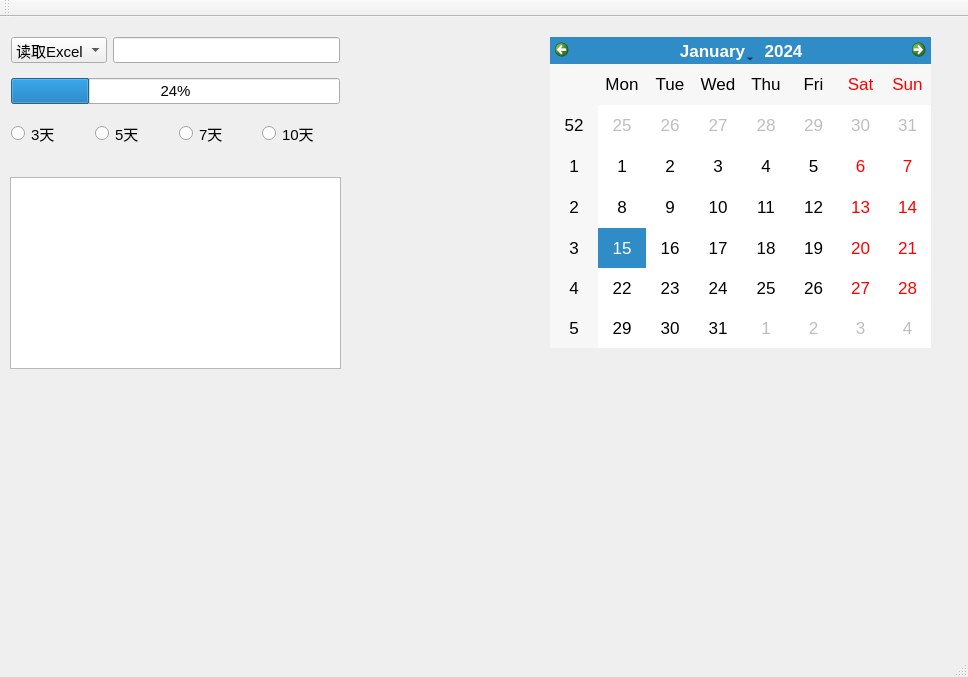
Before: the Qt Designer form 01-Qt-creator-quick-start/QtAppDemo/ProScheCon/mainwindow.ui in WeiMuYang/qtcreator-study-202104, drawn with Qt 5.
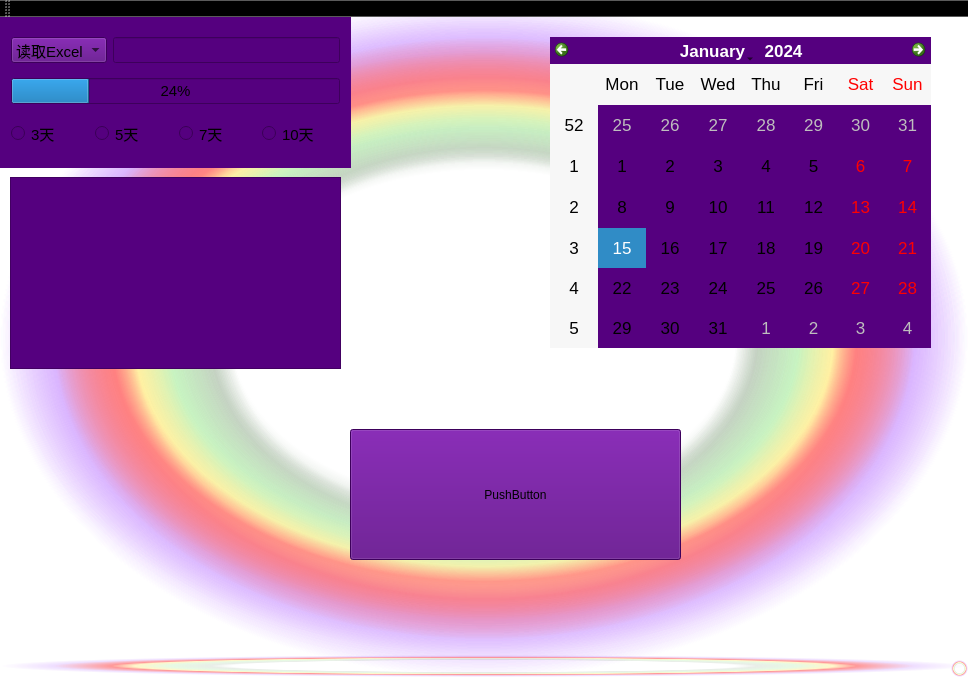
After: the same form once the commit is applied.

```diff
--- a/01-Qt-creator-quick-start/QtAppDemo/ProScheCon/mainwindow.ui
+++ b/01-Qt-creator-quick-start/QtAppDemo/ProScheCon/mainwindow.ui
@@ -13,6 +13,14 @@
   <property name="windowTitle">
    <string>MainWindow</string>
   </property>
+  <property name="autoFillBackground">
+   <bool>false</bool>
+  </property>
+  <property name="styleSheet">
+   <string notr="true">background-color: qlineargradient(spread:pad, x1:0, y1:0, x2:1, y2:0, stop:0 rgba(0, 0, 0, 255), stop:1 rgba(255, 255, 255, 255));
+background-color: qradialgradient(spread:pad, cx:0.5, cy:0.5, radius:0.5, fx:0.5, fy:0.5, stop:0 rgba(0, 0, 0, 0), stop:0.52 rgba(0, 0, 0, 0), stop:0.565 rgba(82, 121, 76, 33), stop:0.65 rgba(159, 235, 148, 64), stop:0.721925 rgba(255, 238, 150, 129), stop:0.77 rgba(255, 128, 128, 204), stop:0.89 rgba(191, 128, 255, 64), stop:1 rgba(0, 0, 0, 0));
+</string>
+  </property>
   <widget class="QWidget" name="centralWidget">
    <widget class="QCalendarWidget" name="calendarWidget">
     <property name="geometry">
@@ -28,6 +36,14 @@
       <pointsize>13</pointsize>
      </font>
     </property>
+    <property name="styleSheet">
+     <string>background-color: qlineargradient(spread:pad, x1:0, y1:0, x2:0, y2:1, stop:0 rgba(255, 0, 0, 255), stop:0.339795 rgba(255, 0, 0, 255), stop:0.339799 rgba(255, 255, 255, 255), stop:0.662444 rgba(255, 255, 255, 255), stop:0.662469 rgba(0, 0, 255, 255), stop:1 rgba(0, 0, 255, 255));
+background-color: rgb(255, 255, 255);
+background-color: qlineargradient(spread:pad, x1:0, y1:0, x2:0, y2:1, stop:0 rgba(255, 0, 0, 255), stop:0.339795 rgba(255, 0, 0, 255), stop:0.339799 rgba(255, 255, 255, 255), stop:0.662444 rgba(255, 255, 255, 255), stop:0.662469 rgba(0, 0, 255, 255), stop:1 rgba(0, 0, 255, 255));
+background-color: rgb(255, 255, 255);
+background-color: qconicalgradient(cx:0.5, cy:0.5, angle:0, stop:0 rgba(255, 255, 255, 255), stop:0.373979 rgba(255, 255, 255, 255), stop:0.373991 rgba(33, 30, 255, 255), stop:0.624018 rgba(33, 30, 255, 255), stop:0.624043 rgba(255, 0, 0, 255), stop:1 rgba(255, 0, 0, 255));
+background-color: rgb(85, 0, 127);</string>
+    </property>
    </widget>
    <widget class="QWidget" name="verticalLayoutWidget">
     <property name="geometry">
@@ -38,6 +54,14 @@
       <height>151</height>
      </rect>
     </property>
+    <property name="styleSheet">
+     <string>background-color: qlineargradient(spread:pad, x1:0, y1:0, x2:0, y2:1, stop:0 rgba(255, 0, 0, 255), stop:0.339795 rgba(255, 0, 0, 255), stop:0.339799 rgba(255, 255, 255, 255), stop:0.662444 rgba(255, 255, 255, 255), stop:0.662469 rgba(0, 0, 255, 255), stop:1 rgba(0, 0, 255, 255));
+background-color: rgb(255, 255, 255);
+background-color: qlineargradient(spread:pad, x1:0, y1:0, x2:0, y2:1, stop:0 rgba(255, 0, 0, 255), stop:0.339795 rgba(255, 0, 0, 255), stop:0.339799 rgba(255, 255, 255, 255), stop:0.662444 rgba(255, 255, 255, 255), stop:0.662469 rgba(0, 0, 255, 255), stop:1 rgba(0, 0, 255, 255));
+background-color: rgb(255, 255, 255);
+background-color: qconicalgradient(cx:0.5, cy:0.5, angle:0, stop:0 rgba(255, 255, 255, 255), stop:0.373979 rgba(255, 255, 255, 255), stop:0.373991 rgba(33, 30, 255, 255), stop:0.624018 rgba(33, 30, 255, 255), stop:0.624043 rgba(255, 0, 0, 255), stop:1 rgba(255, 0, 0, 255));
+background-color: rgb(85, 0, 127);</string>
+    </property>
     <layout class="QVBoxLayout" name="verticalLayout">
      <item>
       <layout class="QHBoxLayout" name="horizontalLayout">
@@ -48,6 +72,12 @@
            <pointsize>11</pointsize>
           </font>
          </property>
+         <property name="styleSheet">
+          <string notr="true">background-color: qlineargradient(spread:pad, x1:0, y1:0, x2:0, y2:1, stop:0 rgba(255, 0, 0, 255), stop:0.339795 rgba(255, 0, 0, 255), stop:0.339799 rgba(255, 255, 255, 255), stop:0.662444 rgba(255, 255, 255, 255), stop:0.662469 rgba(0, 0, 255, 255), stop:1 rgba(0, 0, 255, 255));
+background-color: rgb(255, 255, 255);
+background-color: qconicalgradient(cx:0.5, cy:0.5, angle:0, stop:0 rgba(255, 255, 255, 255), stop:0.373979 rgba(255, 255, 255, 255), stop:0.373991 rgba(33, 30, 255, 255), stop:0.624018 rgba(33, 30, 255, 255), stop:0.624043 rgba(255, 0, 0, 255), stop:1 rgba(255, 0, 0, 255));
+background-color: rgb(85, 0, 127);</string>
+         </property>
          <item>
           <property name="text">
            <string>读取Excel</string>
@@ -67,6 +97,13 @@
            <pointsize>11</pointsize>
           </font>
          </property>
+         <property name="styleSheet">
+          <string notr="true">background-color: qlineargradient(spread:pad, x1:0, y1:0, x2:0, y2:1, stop:0 rgba(255, 0, 0, 255), stop:0.339795 rgba(255, 0, 0, 255), stop:0.339799 rgba(255, 255, 255, 255), stop:0.662444 rgba(255, 255, 255, 255), stop:0.662469 rgba(0, 0, 255, 255), stop:1 rgba(0, 0, 255, 255));
+background-color: qradialgradient(spread:pad, cx:0.5, cy:0.5, radius:0.5, fx:0.5, fy:0.5, stop:0 rgba(0, 0, 0, 255), stop:0.19397 rgba(0, 0, 0, 255), stop:0.202312 rgba(122, 97, 0, 255), stop:0.495514 rgba(76, 58, 0, 255), stop:0.504819 rgba(255, 255, 255, 255), stop:0.79 rgba(255, 255, 255, 255), stop:1 rgba(255, 158, 158, 255));
+background-color: rgb(255, 255, 255);
+background-color: qconicalgradient(cx:0.5, cy:0.5, angle:0, stop:0 rgba(255, 255, 255, 255), stop:0.373979 rgba(255, 255, 255, 255), stop:0.373991 rgba(33, 30, 255, 255), stop:0.624018 rgba(33, 30, 255, 255), stop:0.624043 rgba(255, 0, 0, 255), stop:1 rgba(255, 0, 0, 255));
+background-color: rgb(85, 0, 127);</string>
+         </property>
         </widget>
        </item>
       </layout>
@@ -80,6 +117,12 @@
            <pointsize>11</pointsize>
           </font>
          </property>
+         <property name="styleSheet">
+          <string>background-color: qlineargradient(spread:pad, x1:0, y1:0, x2:0, y2:1, stop:0 rgba(255, 0, 0, 255), stop:0.339795 rgba(255, 0, 0, 255), stop:0.339799 rgba(255, 255, 255, 255), stop:0.662444 rgba(255, 255, 255, 255), stop:0.662469 rgba(0, 0, 255, 255), stop:1 rgba(0, 0, 255, 255));
+background-color: rgb(255, 255, 255);
+background-color: qconicalgradient(cx:0.5, cy:0.5, angle:0, stop:0 rgba(255, 255, 255, 255), stop:0.373979 rgba(255, 255, 255, 255), stop:0.373991 rgba(33, 30, 255, 255), stop:0.624018 rgba(33, 30, 255, 255), stop:0.624043 rgba(255, 0, 0, 255), stop:1 rgba(255, 0, 0, 255));
+background-color: rgb(85, 0, 127);</string>
+         </property>
          <property name="value">
           <number>24</number>
          </property>
@@ -96,6 +139,12 @@
            <pointsize>11</pointsize>
           </font>
          </property>
+         <property name="styleSheet">
+          <string>background-color: qlineargradient(spread:pad, x1:0, y1:0, x2:0, y2:1, stop:0 rgba(255, 0, 0, 255), stop:0.339795 rgba(255, 0, 0, 255), stop:0.339799 rgba(255, 255, 255, 255), stop:0.662444 rgba(255, 255, 255, 255), stop:0.662469 rgba(0, 0, 255, 255), stop:1 rgba(0, 0, 255, 255));
+background-color: rgb(255, 255, 255);
+background-color: qconicalgradient(cx:0.5, cy:0.5, angle:0, stop:0 rgba(255, 255, 255, 255), stop:0.373979 rgba(255, 255, 255, 255), stop:0.373991 rgba(33, 30, 255, 255), stop:0.624018 rgba(33, 30, 255, 255), stop:0.624043 rgba(255, 0, 0, 255), stop:1 rgba(255, 0, 0, 255));
+background-color: rgb(85, 0, 127);</string>
+         </property>
          <property name="text">
           <string>3天</string>
          </property>
@@ -108,6 +157,12 @@
            <pointsize>11</pointsize>
           </font>
          </property>
+         <property name="styleSheet">
+          <string>background-color: qlineargradient(spread:pad, x1:0, y1:0, x2:0, y2:1, stop:0 rgba(255, 0, 0, 255), stop:0.339795 rgba(255, 0, 0, 255), stop:0.339799 rgba(255, 255, 255, 255), stop:0.662444 rgba(255, 255, 255, 255), stop:0.662469 rgba(0, 0, 255, 255), stop:1 rgba(0, 0, 255, 255));
+background-color: rgb(255, 255, 255);
+background-color: qconicalgradient(cx:0.5, cy:0.5, angle:0, stop:0 rgba(255, 255, 255, 255), stop:0.373979 rgba(255, 255, 255, 255), stop:0.373991 rgba(33, 30, 255, 255), stop:0.624018 rgba(33, 30, 255, 255), stop:0.624043 rgba(255, 0, 0, 255), stop:1 rgba(255, 0, 0, 255));
+background-color: rgb(85, 0, 127);</string>
+         </property>
          <property name="text">
           <string>5天</string>
          </property>
@@ -120,6 +175,12 @@
            <pointsize>11</pointsize>
           </font>
          </property>
+         <property name="styleSheet">
+          <string>background-color: qlineargradient(spread:pad, x1:0, y1:0, x2:0, y2:1, stop:0 rgba(255, 0, 0, 255), stop:0.339795 rgba(255, 0, 0, 255), stop:0.339799 rgba(255, 255, 255, 255), stop:0.662444 rgba(255, 255, 255, 255), stop:0.662469 rgba(0, 0, 255, 255), stop:1 rgba(0, 0, 255, 255));
+background-color: rgb(255, 255, 255);
+background-color: qconicalgradient(cx:0.5, cy:0.5, angle:0, stop:0 rgba(255, 255, 255, 255), stop:0.373979 rgba(255, 255, 255, 255), stop:0.373991 rgba(33, 30, 255, 255), stop:0.624018 rgba(33, 30, 255, 255), stop:0.624043 rgba(255, 0, 0, 255), stop:1 rgba(255, 0, 0, 255));
+background-color: rgb(85, 0, 127);</string>
+         </property>
          <property name="text">
           <string>7天</string>
          </property>
@@ -132,6 +193,12 @@
            <pointsize>11</pointsize>
           </font>
          </property>
+         <property name="styleSheet">
+          <string>background-color: qlineargradient(spread:pad, x1:0, y1:0, x2:0, y2:1, stop:0 rgba(255, 0, 0, 255), stop:0.339795 rgba(255, 0, 0, 255), stop:0.339799 rgba(255, 255, 255, 255), stop:0.662444 rgba(255, 255, 255, 255), stop:0.662469 rgba(0, 0, 255, 255), stop:1 rgba(0, 0, 255, 255));
+background-color: rgb(255, 255, 255);
+background-color: qconicalgradient(cx:0.5, cy:0.5, angle:0, stop:0 rgba(255, 255, 255, 255), stop:0.373979 rgba(255, 255, 255, 255), stop:0.373991 rgba(33, 30, 255, 255), stop:0.624018 rgba(33, 30, 255, 255), stop:0.624043 rgba(255, 0, 0, 255), stop:1 rgba(255, 0, 0, 255));
+background-color: rgb(85, 0, 127);</string>
+         </property>
          <property name="text">
           <string>10天</string>
          </property>
@@ -149,6 +216,35 @@
       <width>331</width>
       <height>192</height>
      </rect>
+    </property>
+    <property name="styleSheet">
+     <string notr="true">background-color: qlineargradient(spread:pad, x1:0, y1:0, x2:0, y2:1, stop:0 rgba(255, 0, 0, 255), stop:0.339795 rgba(255, 0, 0, 255), stop:0.339799 rgba(255, 255, 255, 255), stop:0.662444 rgba(255, 255, 255, 255), stop:0.662469 rgba(0, 0, 255, 255), stop:1 rgba(0, 0, 255, 255));
+background-color: rgb(255, 255, 255);
+background-color: qlineargradient(spread:pad, x1:0, y1:0, x2:0, y2:1, stop:0 rgba(255, 0, 0, 255), stop:0.339795 rgba(255, 0, 0, 255), stop:0.339799 rgba(255, 255, 255, 255), stop:0.662444 rgba(255, 255, 255, 255), stop:0.662469 rgba(0, 0, 255, 255), stop:1 rgba(0, 0, 255, 255));
+background-color: rgb(255, 255, 255);
+background-color: qconicalgradient(cx:0.5, cy:0.5, angle:0, stop:0 rgba(255, 255, 255, 255), stop:0.373979 rgba(255, 255, 255, 255), stop:0.373991 rgba(33, 30, 255, 255), stop:0.624018 rgba(33, 30, 255, 255), stop:0.624043 rgba(255, 0, 0, 255), stop:1 rgba(255, 0, 0, 255));
+background-color: rgb(85, 0, 127);</string>
+    </property>
+   </widget>
+   <widget class="QPushButton" name="pushButton">
+    <property name="geometry">
+     <rect>
+      <x>350</x>
+      <y>412</y>
+      <width>331</width>
+      <height>131</height>
+     </rect>
+    </property>
+    <property name="styleSheet">
+     <string notr="true">background-color: qlineargradient(spread:pad, x1:0, y1:0, x2:0, y2:1, stop:0 rgba(255, 0, 0, 255), stop:0.339795 rgba(255, 0, 0, 255), stop:0.339799 rgba(255, 255, 255, 255), stop:0.662444 rgba(255, 255, 255, 255), stop:0.662469 rgba(0, 0, 255, 255), stop:1 rgba(0, 0, 255, 255));
+background-color: rgb(255, 255, 255);
+background-color: qlineargradient(spread:pad, x1:0, y1:0, x2:0, y2:1, stop:0 rgba(255, 0, 0, 255), stop:0.339795 rgba(255, 0, 0, 255), stop:0.339799 rgba(255, 255, 255, 255), stop:0.662444 rgba(255, 255, 255, 255), stop:0.662469 rgba(0, 0, 255, 255), stop:1 rgba(0, 0, 255, 255));
+background-color: rgb(255, 255, 255);
+background-color: qconicalgradient(cx:0.5, cy:0.5, angle:0, stop:0 rgba(255, 255, 255, 255), stop:0.373979 rgba(255, 255, 255, 255), stop:0.373991 rgba(33, 30, 255, 255), stop:0.624018 rgba(33, 30, 255, 255), stop:0.624043 rgba(255, 0, 0, 255), stop:1 rgba(255, 0, 0, 255));
+background-color: rgb(85, 0, 127);</string>
+    </property>
+    <property name="text">
+     <string>PushButton</string>
     </property>
    </widget>
   </widget>
```
